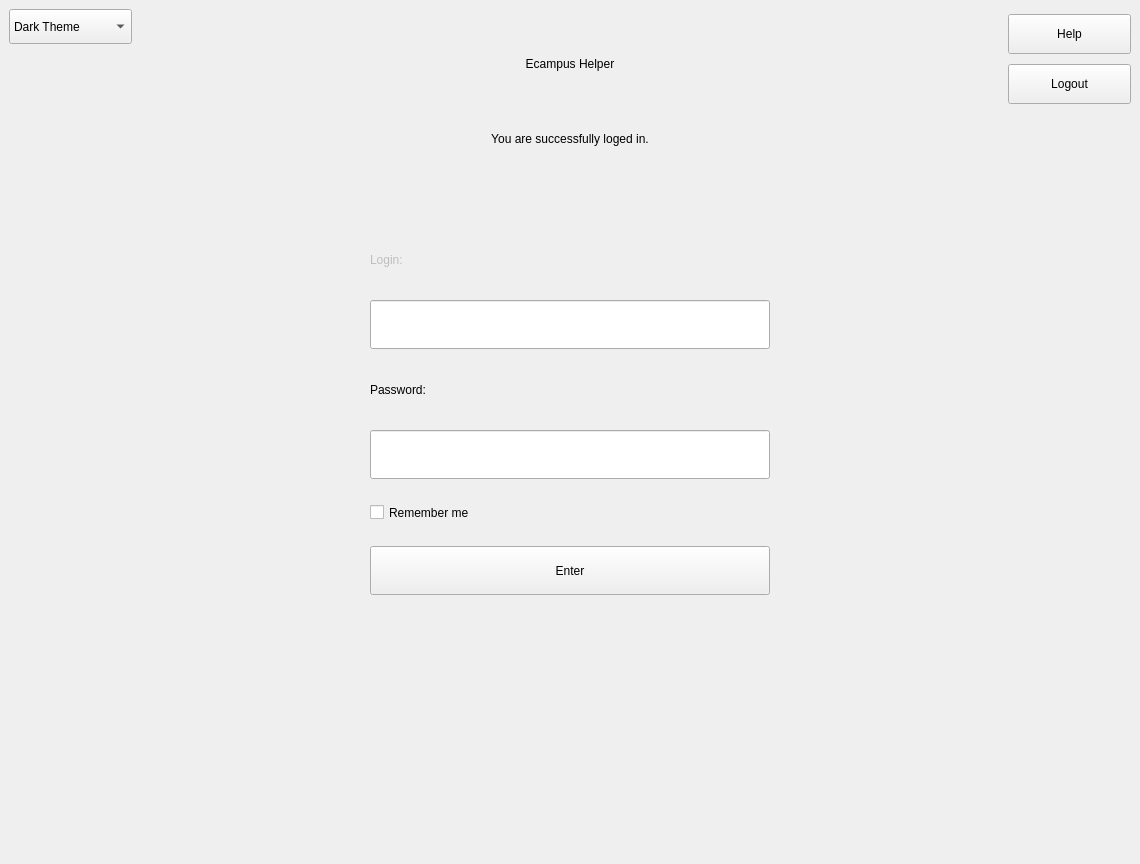
Old version of the form main/UI/main.ui in the repository Demonim/Simargl-Study-Project.
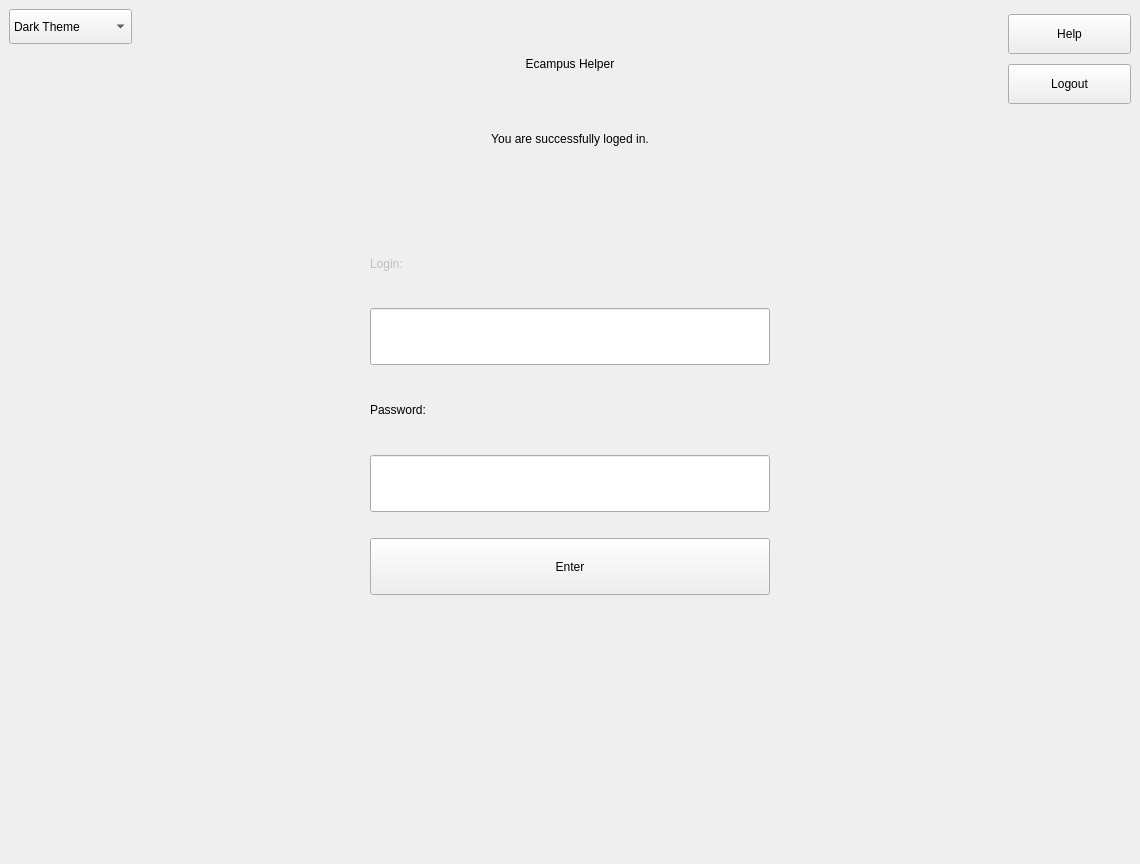
New version of the form.

Commit message:
Deleted Remember Me
It was too bugy

```diff
--- a/main/UI/main.ui
+++ b/main/UI/main.ui
@@ -500,34 +500,6 @@
           </property>
          </spacer>
         </item>
-        <item>
-         <widget class="QCheckBox" name="Check_Remember">
-          <property name="sizePolicy">
-           <sizepolicy hsizetype="Expanding" vsizetype="Expanding">
-            <horstretch>0</horstretch>
-            <verstretch>0</verstretch>
-           </sizepolicy>
-          </property>
-          <property name="minimumSize">
-           <size>
-            <width>170</width>
-            <height>20</height>
-           </size>
-          </property>
-          <property name="maximumSize">
-           <size>
-            <width>290</width>
-            <height>35</height>
-           </size>
-          </property>
-          <property name="styleSheet">
-           <string notr="true"/>
-          </property>
-          <property name="text">
-           <string>Remember me</string>
-          </property>
-         </widget>
-        </item>
         <item>
          <spacer name="verticalSpacer_6">
           <property name="orientation">
```
The commit also changes 1 other file.
